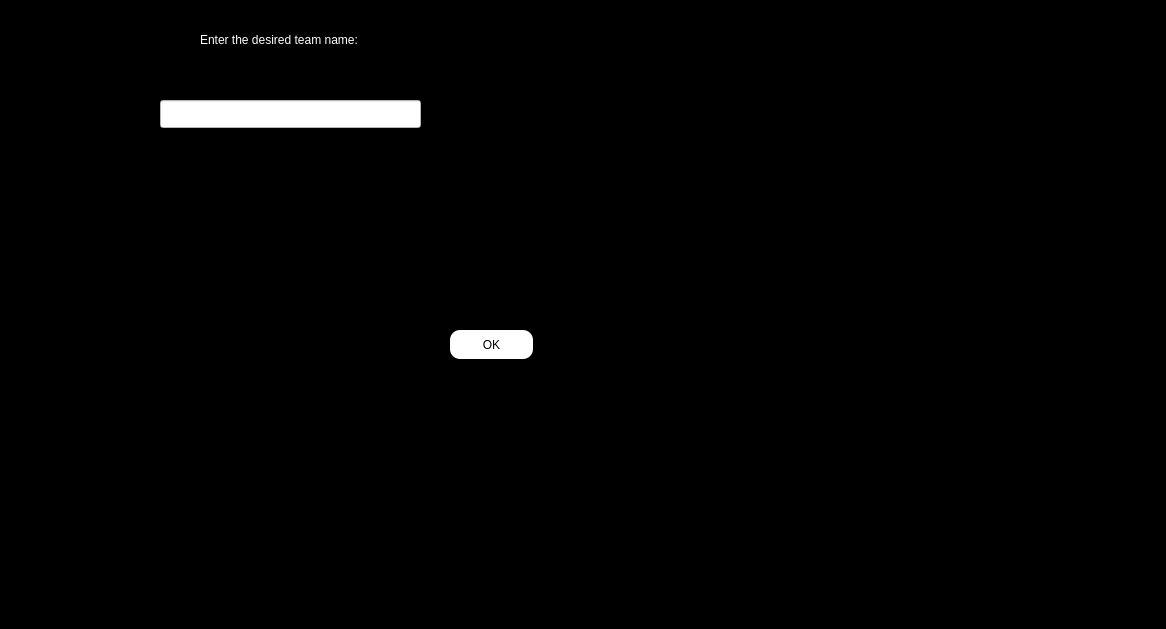
Shayanrava/APproject, file enter/key_team_before.ui: the form before one commit.
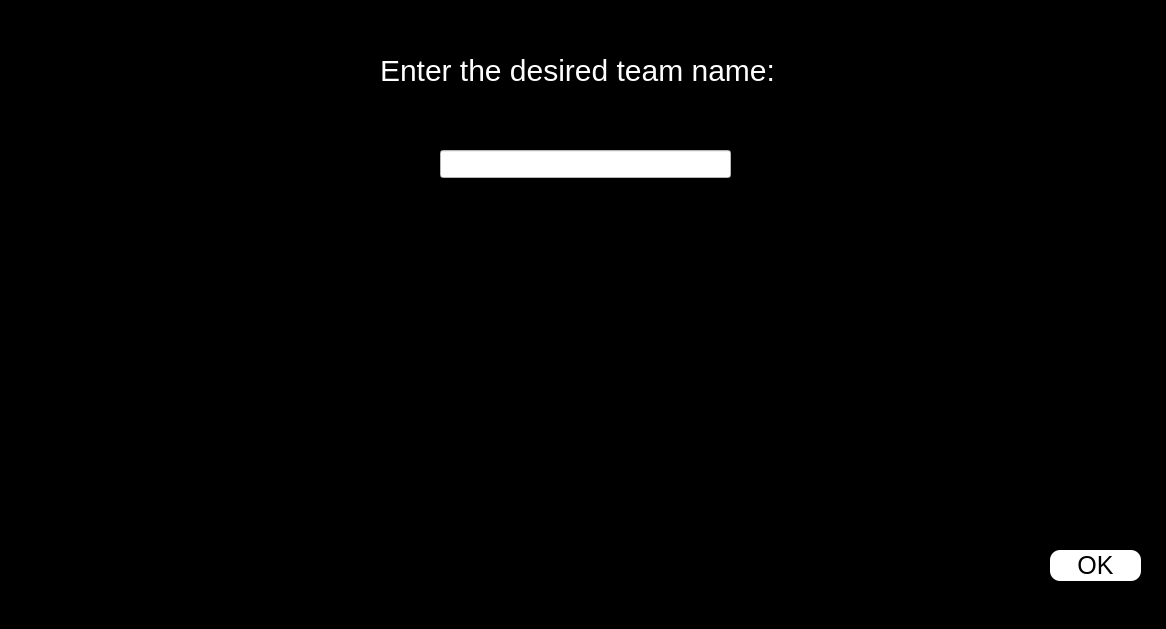
The form after the commit.

Commit message: key_project and team before ui edited

What changed in the file:
```diff
--- a/enter/key_team_before.ui
+++ b/enter/key_team_before.ui
@@ -22,16 +22,17 @@
   <widget class="QLabel" name="label">
    <property name="geometry">
     <rect>
-     <x>200</x>
-     <y>30</y>
-     <width>201</width>
-     <height>20</height>
+     <x>380</x>
+     <y>50</y>
+     <width>401</width>
+     <height>41</height>
     </rect>
    </property>
    <property name="styleSheet">
     <string notr="true">#label
 {
 color:white;
+font-size:30px;
 }</string>
    </property>
    <property name="text">
@@ -41,9 +42,9 @@
   <widget class="QLineEdit" name="key_team_before_led">
    <property name="geometry">
     <rect>
-     <x>160</x>
-     <y>100</y>
-     <width>261</width>
+     <x>440</x>
+     <y>150</y>
+     <width>291</width>
      <height>28</height>
     </rect>
    </property>
@@ -57,10 +58,10 @@
   <widget class="QPushButton" name="key_team_before_pbn">
    <property name="geometry">
     <rect>
-     <x>450</x>
-     <y>330</y>
-     <width>83</width>
-     <height>29</height>
+     <x>1050</x>
+     <y>550</y>
+     <width>91</width>
+     <height>31</height>
     </rect>
    </property>
    <property name="styleSheet">
@@ -73,6 +74,7 @@
 {
 background-color:white;
 border-radius:10px;
+font-size:25px;
 }</string>
    </property>
    <property name="text">
```
The commit also changes 1 other file.
